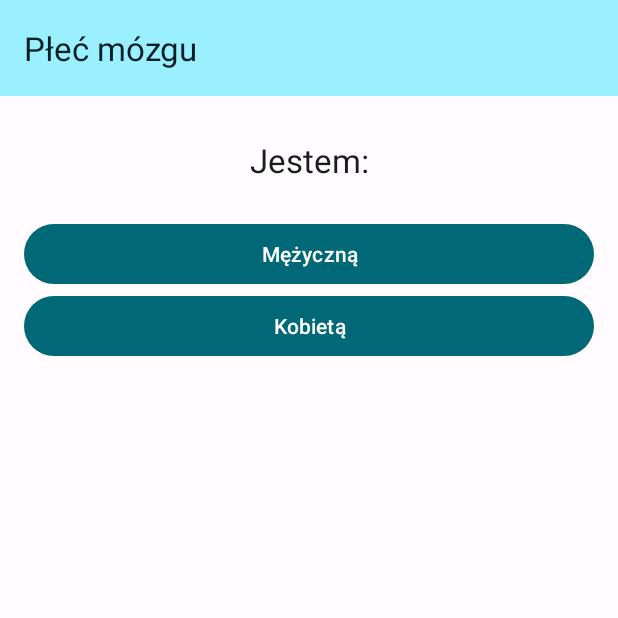
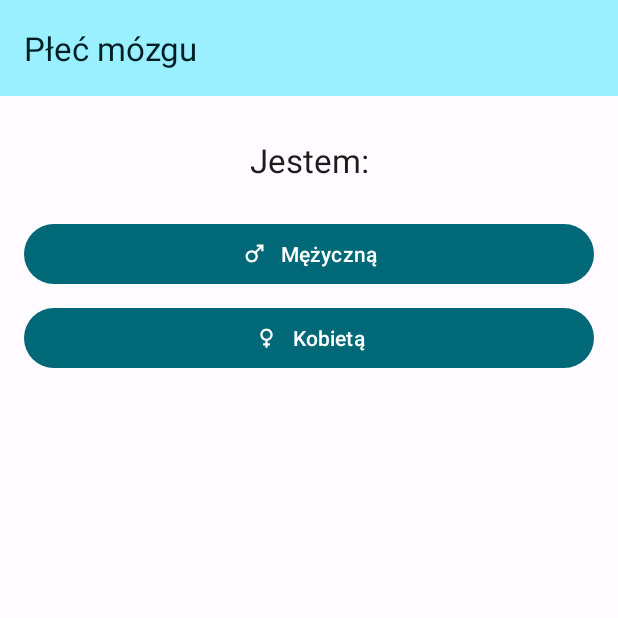
Before and after one commit to AndroBrain/BrainSex, an Android app: the ChooseGenderFragment screen opened through its navigation route, on a phone screen of 412 x 824 dp, the top half of it. Run offline under Robolectric (Android 15) with nearby library versions, the phone set to English and light mode, and no system bars; our stand-ins replace Dagger/Hilt's generated code.

Commit message:
Added icons to buttons

```diff
--- /dev/null
+++ b/app/src/main/res/drawable/ic_female.xml
@@ -0,0 +1,10 @@
+<vector xmlns:android="http://schemas.android.com/apk/res/android"
+    android:width="24dp"
+    android:height="24dp"
+    android:viewportWidth="24"
+    android:viewportHeight="24"
+    android:tint="?attr/colorControlNormal">
+  <path
+      android:fillColor="@android:color/white"
+      android:pathData="M17.5,9.5C17.5,6.46 15.04,4 12,4S6.5,6.46 6.5,9.5c0,2.7 1.94,4.93 4.5,5.4V17H9v2h2v2h2v-2h2v-2h-2v-2.1C15.56,14.43 17.5,12.2 17.5,9.5zM8.5,9.5C8.5,7.57 10.07,6 12,6s3.5,1.57 3.5,3.5S13.93,13 12,13S8.5,11.43 8.5,9.5z"/>
+</vector>
--- /dev/null
+++ b/app/src/main/res/drawable/ic_male.xml
@@ -0,0 +1,10 @@
+<vector xmlns:android="http://schemas.android.com/apk/res/android"
+    android:width="24dp"
+    android:height="24dp"
+    android:viewportWidth="24"
+    android:viewportHeight="24"
+    android:tint="?attr/colorControlNormal">
+  <path
+      android:fillColor="@android:color/white"
+      android:pathData="M9.5,11c1.93,0 3.5,1.57 3.5,3.5S11.43,18 9.5,18S6,16.43 6,14.5S7.57,11 9.5,11zM9.5,9C6.46,9 4,11.46 4,14.5S6.46,20 9.5,20s5.5,-2.46 5.5,-5.5c0,-1.16 -0.36,-2.23 -0.97,-3.12L18,7.42V10h2V4h-6v2h2.58l-3.97,3.97C11.73,9.36 10.66,9 9.5,9z"/>
+</vector>
--- a/app/src/main/res/layout/fragment_choose_gender.xml
+++ b/app/src/main/res/layout/fragment_choose_gender.xml
@@ -22,18 +22,23 @@
         android:gravity="center"
         android:text="@string/choose_gender_title" />
 
-    <Button
+    <com.google.android.material.button.MaterialButton
         android:id="@+id/button_male"
         android:layout_width="match_parent"
         android:layout_height="wrap_content"
         android:layout_marginHorizontal="@dimen/screen_spacing"
-        android:text="@string/choose_gender_male" />
+        android:layout_marginBottom="8dp"
+        android:text="@string/choose_gender_male"
+        app:icon="@drawable/ic_male"
+        app:iconGravity="textStart" />
 
-    <Button
+    <com.google.android.material.button.MaterialButton
         android:id="@+id/button_female"
         android:layout_width="match_parent"
         android:layout_height="wrap_content"
         android:layout_marginHorizontal="@dimen/screen_spacing"
-        android:text="@string/choose_gender_female" />
+        android:text="@string/choose_gender_female"
+        app:icon="@drawable/ic_female"
+        app:iconGravity="textStart" />
 
 </LinearLayout>
--- a/app/src/main/res/layout/fragment_main_menu.xml
+++ b/app/src/main/res/layout/fragment_main_menu.xml
@@ -36,6 +36,7 @@
         android:layout_height="wrap_content"
         android:layout_marginBottom="32dp"
         android:text="@string/start_test"
-        app:icon="@drawable/ic_play" />
+        app:icon="@drawable/ic_play"
+        app:iconGravity="textStart" />
 
 </LinearLayout>
--- a/app/src/main/res/layout/fragment_test.xml
+++ b/app/src/main/res/layout/fragment_test.xml
@@ -37,12 +37,14 @@
         android:layout_weight="1"
         android:gravity="center_vertical" />
 
-    <Button
+    <com.google.android.material.button.MaterialButton
         android:id="@+id/button_next"
         android:layout_width="match_parent"
         android:layout_height="wrap_content"
         android:layout_marginHorizontal="@dimen/screen_spacing"
         android:layout_marginBottom="48dp"
-        android:text="@string/next_question" />
+        android:text="@string/next_question"
+        app:icon="@drawable/ic_next"
+        app:iconGravity="textStart" />
 
 </LinearLayout>
```
Also changed, not shown: app/src/main/res/drawable/ic_next.xml (added, +11 -0 lines).
